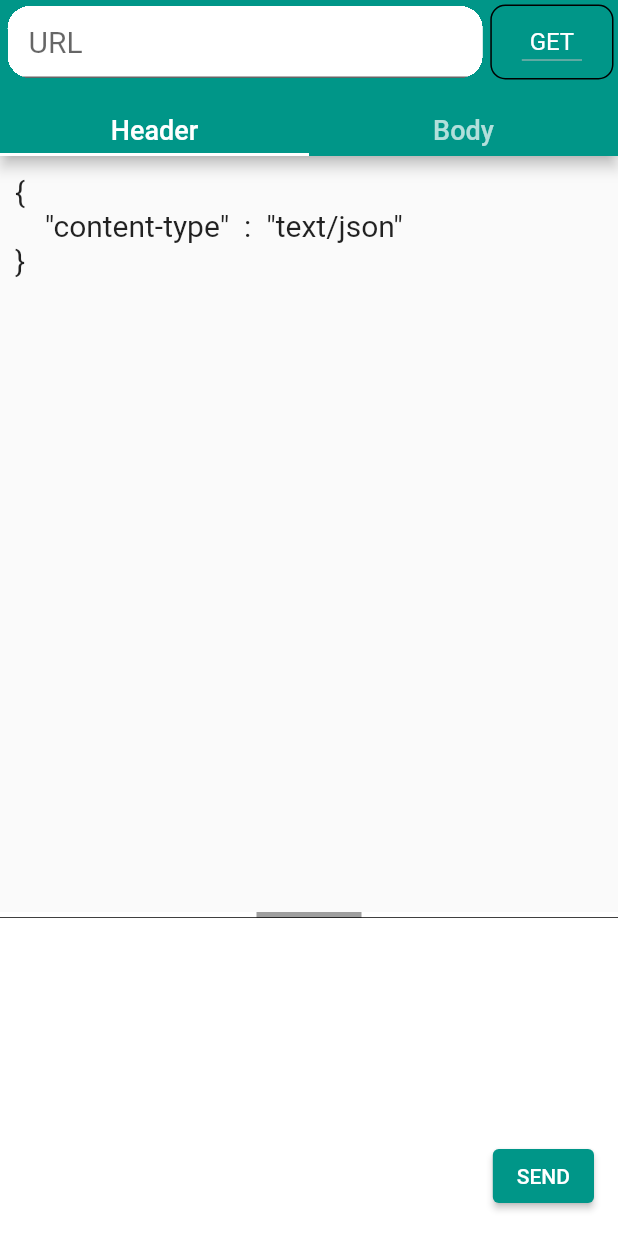
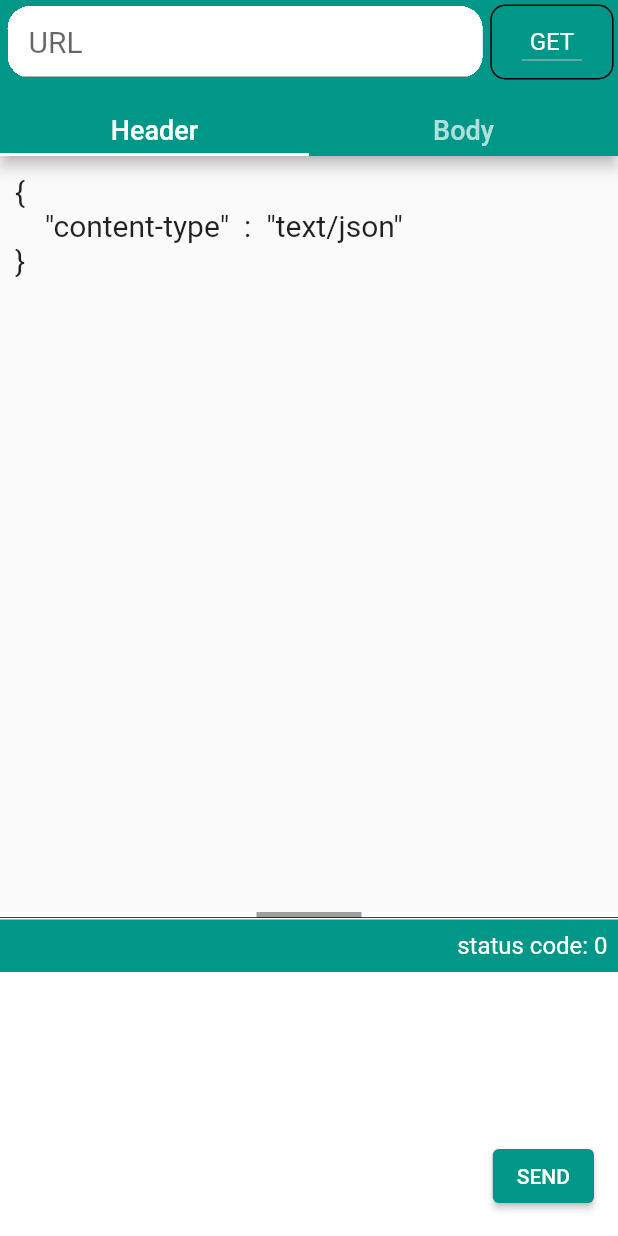
Before and after one commit to PRIPATEL2206/ppost-mobile-app, a Flutter app: the screen it shows after launch, on a phone screen of 412 x 824 dp. Run offline on Flutter 3.47's test engine with Material 2 defaults, Android fonts, the phone set to English and light mode, and no system bars.

Commit message:
add status code in response header section

```diff
--- a/lib/pages/home_page.dart
+++ b/lib/pages/home_page.dart
@@ -164,7 +164,7 @@ class _HomePageState extends State<HomePage> {
               DraggableScrollableSheet(
                 initialChildSize: .3,
                 minChildSize: .2,
-                maxChildSize: .5,
+                maxChildSize: .7,
                 builder: (context, scrollController) {
                   return Container(
                     color: Colors.white,
@@ -180,12 +180,28 @@ class _HomePageState extends State<HomePage> {
                           thickness: .5,
                           color: Colors.black,
                         ),
+                        Container(
+                          margin: const EdgeInsets.only(top: 1),
+                          padding: const EdgeInsets.symmetric(
+                              horizontal: 3, vertical: 8),
+                          color: Colors.teal,
+                          child: Row(
+                              mainAxisAlignment: MainAxisAlignment.end,
+                              children: [
+                                AppText(
+                                    fontSize: 16,
+                                    color: Colors.white,
+                                    text:
+                                        "status code: ${_webControler.responseStatusCode} ")
+                              ]),
+                        ),
                         Expanded(
                           child: SingleChildScrollView(
+                            padding: const EdgeInsets.symmetric(
+                                horizontal: 12, vertical: 10),
                             controller: scrollController,
-                            child: Padding(
-                              padding: const EdgeInsets.symmetric(
-                                  horizontal: 12, vertical: 10),
+                            child: Container(
+                              alignment: Alignment.topLeft,
                               child: Column(
                                 crossAxisAlignment: CrossAxisAlignment.start,
                                 children: [
```
